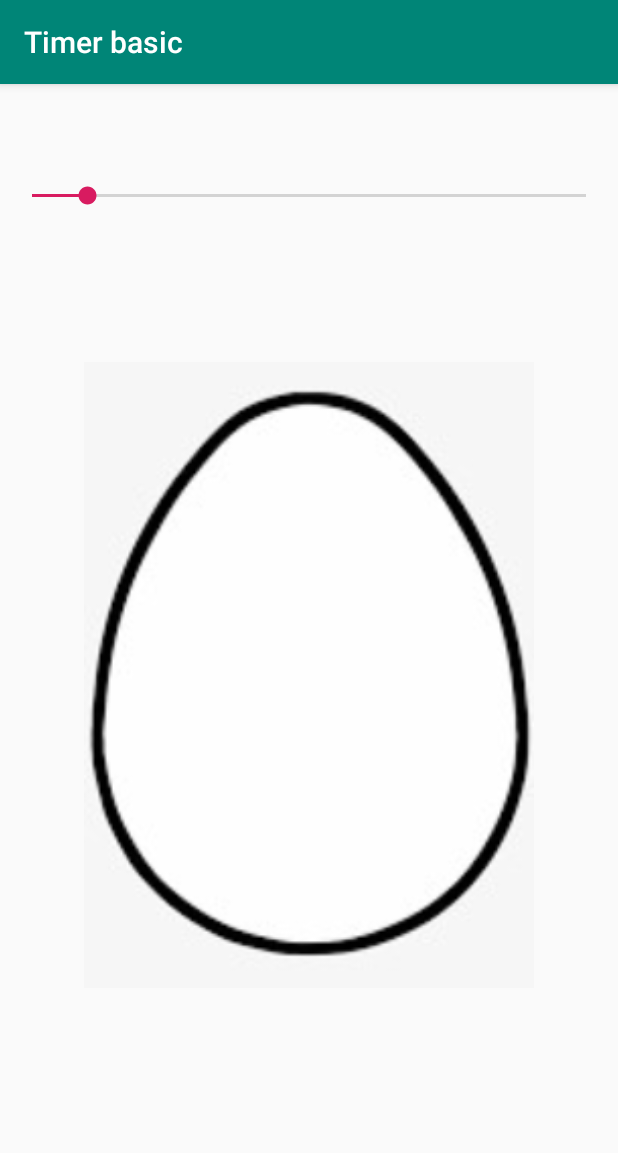
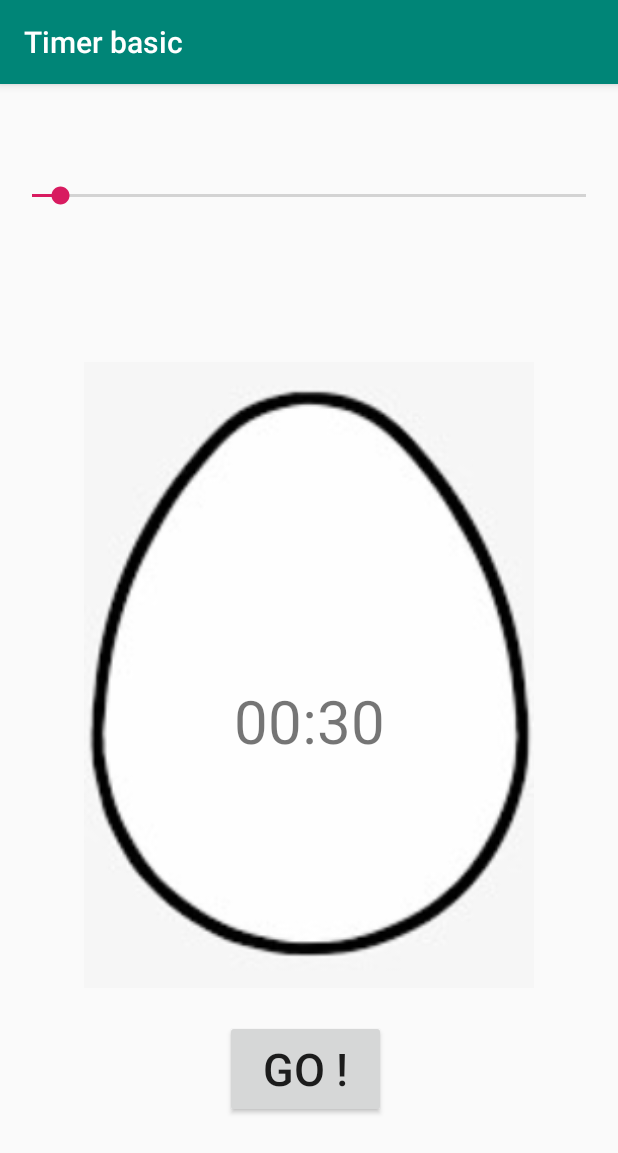
Before and after one commit to ritveak/Learning-Android, an Android app: the screen it shows after launch (MainActivity), on a phone screen of 412 x 824 dp. Shown: the top 1153 px of the screen. Run offline under Robolectric (Android 15) with nearby library versions, the phone set to English and light mode, and no system bars.

Commit message:
Egg timer added

```diff
--- a/Timerbasic/app/src/main/java/com/example/timerbasic/MainActivity.java
+++ b/Timerbasic/app/src/main/java/com/example/timerbasic/MainActivity.java
@@ -1,76 +1,94 @@
 package com.example.timerbasic;
 
 import androidx.appcompat.app.AppCompatActivity;
-
 import android.media.MediaPlayer;
+import android.os.CountDownTimer;
 import android.os.Bundle;
-import android.os.CountDownTimer;
-import android.os.Handler;
 import android.util.Log;
-import android.widget.ImageView;
+import android.view.View;
+import android.widget.Button;
 import android.widget.SeekBar;
 import android.widget.TextView;
 
 public class MainActivity extends AppCompatActivity {
 
+    TextView timerTextView;
+    SeekBar timerSeekBar;
+    Boolean counterIsActive = false;
+    Button goButton;
+    CountDownTimer countDownTimer;
+
+    public void resetTimer() {
+        timerTextView.setText("0:30");
+        timerSeekBar.setProgress(30);
+        timerSeekBar.setEnabled(true);
+        countDownTimer.cancel();
+        goButton.setText("GO!");
+        counterIsActive = false;
+    }
+
+    public void click(View view) {
+
+        if (counterIsActive) {
+
+            resetTimer();
+
+        } else {
+
+            counterIsActive = true;
+            timerSeekBar.setEnabled(false);
+            goButton.setText("STOP!");
+
+            countDownTimer = new CountDownTimer(timerSeekBar.getProgress() * 1000 + 100, 1000) {
+
+                @Override
+                public void onTick(long l) {
+                    updateTimer((int) l / 1000);
+                }
+
+                @Override
+                public void onFinish() {
+                    MediaPlayer mplayer = MediaPlayer.create(getApplicationContext(), R.raw.horn);
+                    mplayer.start();
+                    resetTimer();
+                }
+            }.start();
+        }
+    }
+
+    public void updateTimer(int secondsLeft) {
+        int minutes = secondsLeft / 60;
+        int seconds = secondsLeft - (minutes * 60);
+
+        String secondString = Integer.toString(seconds);
+
+        if (seconds <= 9) {
+            secondString = "0" + secondString;
+        }
+
+        timerTextView.setText(Integer.toString(minutes) + ":" + secondString);
+    }
+
     @Override
     protected void onCreate(Bundle savedInstanceState) {
         super.onCreate(savedInstanceState);
         setContentView(R.layout.activity_main);
-        //Basic one
-//        final Handler h = new Handler();
-//        Runnable r = new Runnable() {
-//            @Override
-//            public void run() {
-//                Log.i("Do Something", "A sec has passed");
-//                h.postDelayed(this,1000);
-//            }
-//        };
-//        h.post(r);
 
-        //Better with defined time to stop!
+        timerSeekBar = findViewById(R.id.seekBar);
+        timerTextView = findViewById(R.id.timer);
+        goButton = findViewById(R.id.button);
 
-        SeekBar sb = findViewById(R.id.seekBar);
-        sb.setMax(10000);
-        sb.setProgress(1000);
-        final TextView t = findViewById(R.id.timer);
-        final ImageView w = findViewById(R.id.whole);
-        final ImageView c = findViewById(R.id.crack);
-        final TextView up= findViewById(R.id.up);
-        final MediaPlayer med = MediaPlayer.create(this,R.raw.horn);
-        sb.setOnSeekBarChangeListener(new SeekBar.OnSeekBarChangeListener() {
+        timerSeekBar.setMax(600);
+        timerSeekBar.setProgress(30);
+
+        timerSeekBar.setOnSeekBarChangeListener(new SeekBar.OnSeekBarChangeListener() {
             @Override
-            public void onProgressChanged(SeekBar seekBar, int progress, boolean fromUser) {
-                w.setAlpha(1);
-                c.setAlpha(0);
-                up.setAlpha(0);
-                t.setText(String.valueOf(progress/1000));
-                new CountDownTimer(progress,1000){
-                    public void onTick(long mili){
-                        Log.i("sec left",String.valueOf(mili/1000));
-                        int tt =(int)mili/1000;
-
-                        t.setText(String.valueOf(tt));
-
-                    }
-                    public void  onFinish(){
-                        Log.i("we are done", "Time up");
-                        t.setText(String.valueOf(0));
-                        w.setAlpha(0);
-                        c.setAlpha(1);
-                        up.setAlpha(1);
-                        med.start();
-
-
-
-                    }
-                }.start();
-
+            public void onProgressChanged(SeekBar seekBar, int i, boolean b) {
+                updateTimer(i);
             }
 
             @Override
             public void onStartTrackingTouch(SeekBar seekBar) {
-
 
             }
 
@@ -79,18 +97,5 @@ public class MainActivity extends AppCompatActivity {
 
             }
         });
-
-
-
-//        new CountDownTimer(10000,1000){
-//            public void onTick(long mili){
-//                Log.i("sec left",String.valueOf(mili/1000));
-//
-//            }
-//            public void  onFinish(){
-//                Log.i("we are done", "Time up");
-//            }
-//        }.start();
-
     }
 }
--- a/Timerbasic/app/src/main/res/layout/activity_main.xml
+++ b/Timerbasic/app/src/main/res/layout/activity_main.xml
@@ -65,18 +65,36 @@
         app:layout_constraintHorizontal_bias="0.498"
         app:layout_constraintStart_toStartOf="parent"
         app:layout_constraintTop_toTopOf="parent"
-        app:layout_constraintVertical_bias="0.602" />
+        app:layout_constraintVertical_bias="0.648" />
 
     <TextView
         android:id="@+id/timer"
         android:layout_width="169dp"
         android:layout_height="53dp"
         android:gravity="center|center_horizontal|center_vertical"
-        android:textSize="36sp"
+        android:text="00:30"
+        android:textSize="40sp"
         app:layout_constraintBottom_toBottomOf="parent"
         app:layout_constraintEnd_toEndOf="parent"
-        app:layout_constraintHorizontal_bias="0.497"
         app:layout_constraintStart_toStartOf="parent"
         app:layout_constraintTop_toTopOf="parent"
-        app:layout_constraintVertical_bias="0.515" />
+        app:layout_constraintVertical_bias="0.556" />
+
+    <Button
+        android:id="@+id/button"
+        android:layout_width="107dp"
+        android:layout_height="65dp"
+        android:layout_marginStart="159dp"
+        android:layout_marginLeft="159dp"
+        android:layout_marginTop="6dp"
+        android:layout_marginEnd="164dp"
+        android:layout_marginRight="164dp"
+        android:layout_marginBottom="79dp"
+        android:onClick="click"
+        android:text="GO !"
+        android:textSize="30sp"
+        app:layout_constraintBottom_toBottomOf="parent"
+        app:layout_constraintEnd_toEndOf="parent"
+        app:layout_constraintStart_toStartOf="parent"
+        app:layout_constraintTop_toBottomOf="@+id/whole" />
 </androidx.constraintlayout.widget.ConstraintLayout>
--- a/Timerbasic/build.gradle
+++ b/Timerbasic/build.gradle
@@ -7,7 +7,7 @@ buildscript {
 
     }
     dependencies {
-        classpath 'com.android.tools.build:gradle:3.5.2'
+        classpath 'com.android.tools.build:gradle:3.5.3'
 
         // NOTE: Do not place your application dependencies here; they belong
         // in the individual module build.gradle files
```
